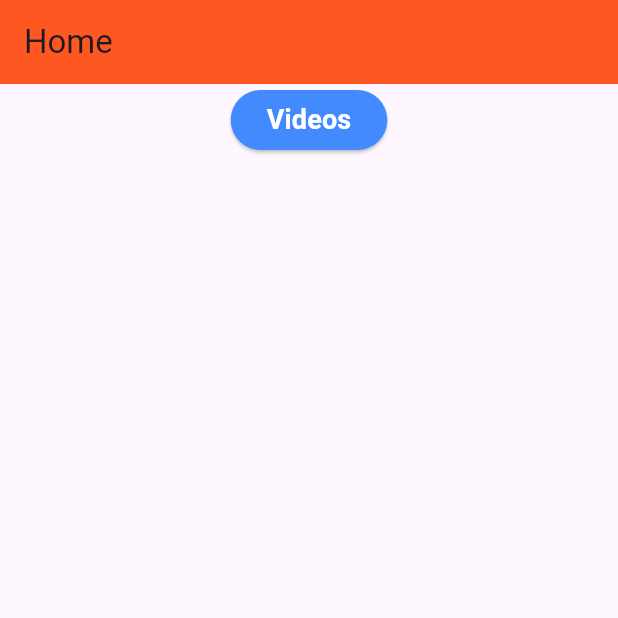
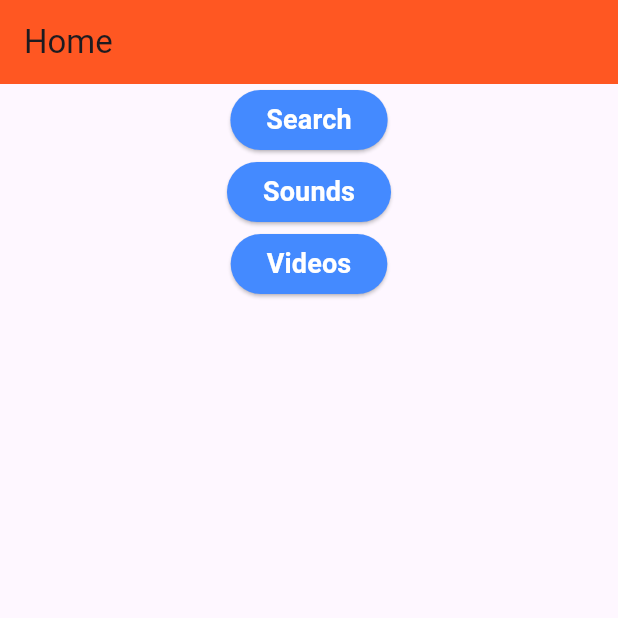
Before and after one commit to jacpul/2DaySprintApp, a Flutter app: the screen it shows after launch, after a tap on "Login", on a phone screen of 412 x 824 dp, the top half of it. Run offline on Flutter 3.47's test engine with Material 3 defaults, Android fonts, the phone set to English and light mode, and no system bars; our stand-ins replace cloud_firestore, firebase_auth, firebase_core; accounts and stored records are empty.

```diff
--- a/lib/home_screen.dart
+++ b/lib/home_screen.dart
@@ -1,3 +1,5 @@
+import 'package:final_project/search_screen.dart';
+import 'package:final_project/sounds_screen.dart';
 import 'package:final_project/videos_screen.dart';
 import 'package:flutter/material.dart';
 
@@ -23,6 +25,36 @@ class _Home extends State<Home> {
                   children: <Widget>[
                     ElevatedButton(
                       style: ElevatedButton.styleFrom(
+                        primary: Colors.blueAccent
+                      ),
+                    child: Text('Search', style: const TextStyle(fontWeight: FontWeight.bold,
+                        fontSize: 18,
+                        color: Colors.white),
+                        textAlign: TextAlign.center),
+                    onPressed: () {
+                      Navigator.of(context).push(MaterialPageRoute(builder: (BuildContext context) {
+                        return SearchScreen();
+                      }));
+                    }
+                    ),
+
+                    ElevatedButton(
+                        style: ElevatedButton.styleFrom(
+                            primary: Colors.blueAccent
+                        ),
+                        child: Text('Sounds', style: const TextStyle(fontWeight: FontWeight.bold,
+                            fontSize: 18,
+                            color: Colors.white),
+                            textAlign: TextAlign.center),
+                        onPressed: () {
+                          Navigator.of(context).push(MaterialPageRoute(builder: (BuildContext context) {
+                            return SoundsScreen();
+                          }));
+                        }
+                    ),
+
+                    ElevatedButton(
+                      style: ElevatedButton.styleFrom(
                           primary: Colors.blueAccent
                       ),
                       child: Text('Videos', style: const TextStyle(fontWeight: FontWeight.bold,
@@ -34,7 +66,7 @@ class _Home extends State<Home> {
                           return VideoResource();
                         }));
                       },
-                    )
+                    ),
                   ],
                 ),
               ),
```
Also changed, not shown: lib/search_screen.dart (added, +22 -0 lines), lib/sounds_screen.dart (added, +22 -0 lines).
